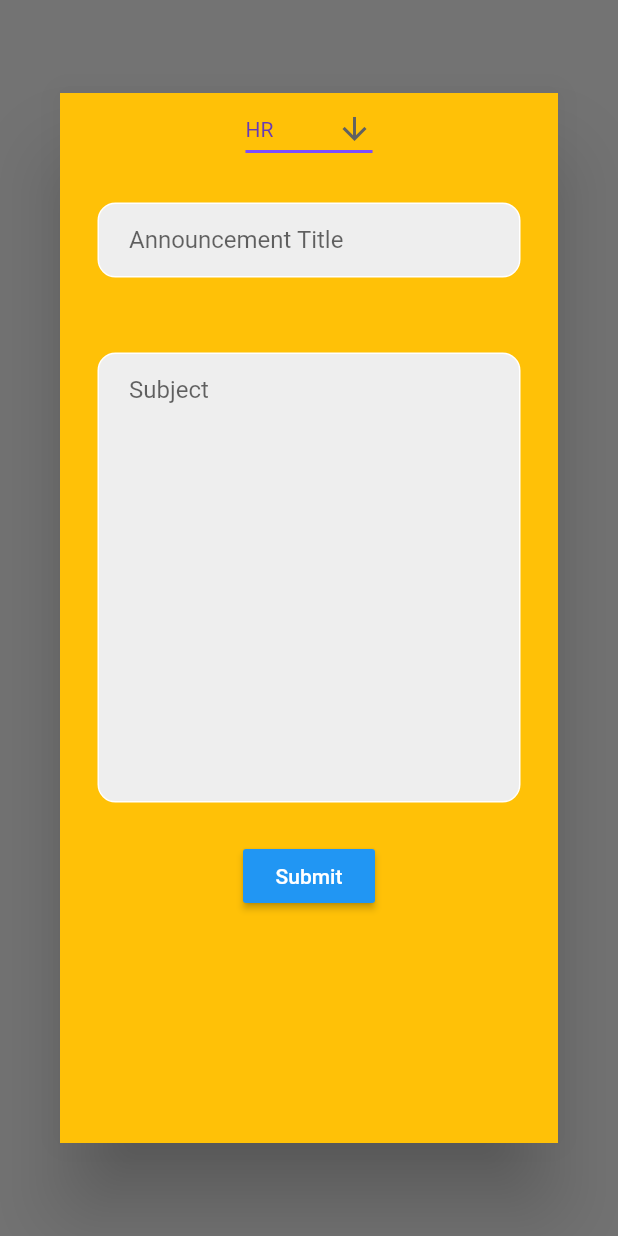
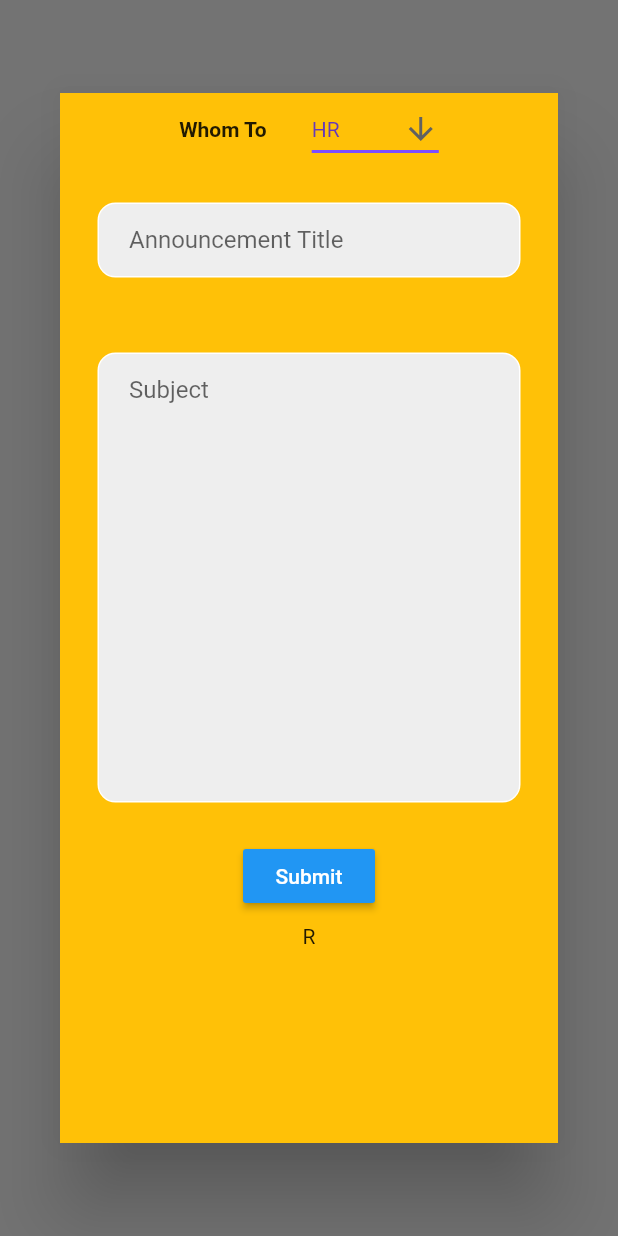
Before and after one commit to aidos5/Chad-HR, a Flutter app: what announcement_dialog() shows on an empty page, opened directly, after a tap on "Submit", on a phone screen of 412 x 824 dp. Run offline on Flutter 3.47's test engine with Material 2 defaults, Android fonts, the phone set to English and light mode, and no system bars; our stand-ins replace flutter_secure_storage, multi_select_flutter; missing offline and left inert: json_dynamic_form, simple_json_form; accounts and stored records are empty.

Commit message:
Announcement

```diff
--- a/Abijith/sampleproject/lib/announcement.dart
+++ b/Abijith/sampleproject/lib/announcement.dart
@@ -9,6 +9,13 @@ import 'rolessave.dart';
 String dropdownValue = 'HR';
 
 List<String> Roles = ['HR', 'Manager', 'Boss', 'CEO', 'Employee'];
+String Title = '';
+String Subject = '';
+
+class R {
+  String unga;
+  R({required this.unga});
+}
 
 @JsonSerializable()
 class announcement extends StatelessWidget {
@@ -100,6 +107,18 @@ announcement_dialog(BuildContext context) {
                 color: Colors.amber,
                 child: Column(
                   children: [
+                    Row(
+                      mainAxisAlignment: MainAxisAlignment.center,
+                      children: [
+                        Text(
+                          'Whom To',
+                          style: TextStyle(
+                            fontWeight: FontWeight.w600,
+                          ),
+                        ),
+                        SizedBox(
+                          width: 30,
+                        ),
                         DropdownButton<String>(
                           value: dropdownValue,
                           icon: const Icon(Icons.arrow_downward),
@@ -114,13 +133,15 @@ announcement_dialog(BuildContext context) {
                               dropdownValue = newValue!;
                             });
                           },
-                      items:
-                          Roles.map<DropdownMenuItem<String>>((String value) {
+                          items: Roles.map<DropdownMenuItem<String>>(
+                              (String value) {
                             return DropdownMenuItem<String>(
                               value: value,
                               child: Text(value),
                             );
                           }).toList(),
+                        ),
+                      ],
                     ),
                     Container(
                       height: 100,
@@ -169,17 +190,22 @@ announcement_dialog(BuildContext context) {
                     MaterialButton(
                       color: Colors.blue,
                       onPressed: () {
-                        final R = RolesSave(roles: dropdownValue);
-                        final json = R.toJson();
-                        print('Json: ${R.toJson()}');
-                        final newroles = R.toJson();
-                        print('$newroles');
+                        // R = RolesSave(roles: dropdownValue);
+                        // R = R.toJson();
+                        // RolesSave.fromJson(R);
+                        // print('Json: ${R.toJson()}');
+                        // final newroles = R.toJson();
+                        // print('$newroles');
                       },
                       child: Text('Submit',
                           style: TextStyle(
                             color: Colors.white,
                           )),
                     ),
+                    Padding(
+                      padding: const EdgeInsets.all(8.0),
+                      child: Text('$R'),
+                    )
                   ],
                 ),
               ),
--- a/Abijith/sampleproject/lib/rolessave.dart
+++ b/Abijith/sampleproject/lib/rolessave.dart
@@ -3,9 +3,9 @@ part 'rolessave.g.dart';
 
 @JsonSerializable()
 class RolesSave {
-  final String roles;
+  String? roles;
 
-  const RolesSave({required this.roles});
+  RolesSave({this.roles});
 
   factory RolesSave.fromJson(Map<String, dynamic> json) =>
       _$RolesSaveFromJson(json);
```
Also changed, not shown: Abijith/sampleproject/lib/rolessave.g.dart. Lines whose indentation alone changed are shown as unchanged.
